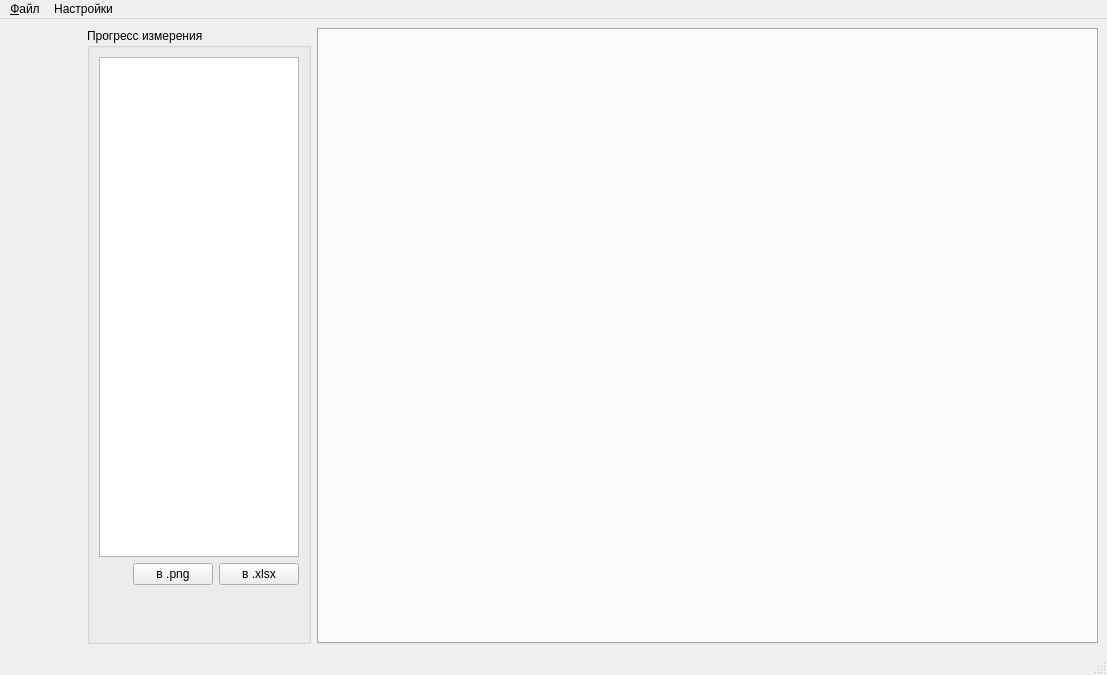
Old version of the form mainwindow.ui in the repository igrekus/out_pow_measure2.
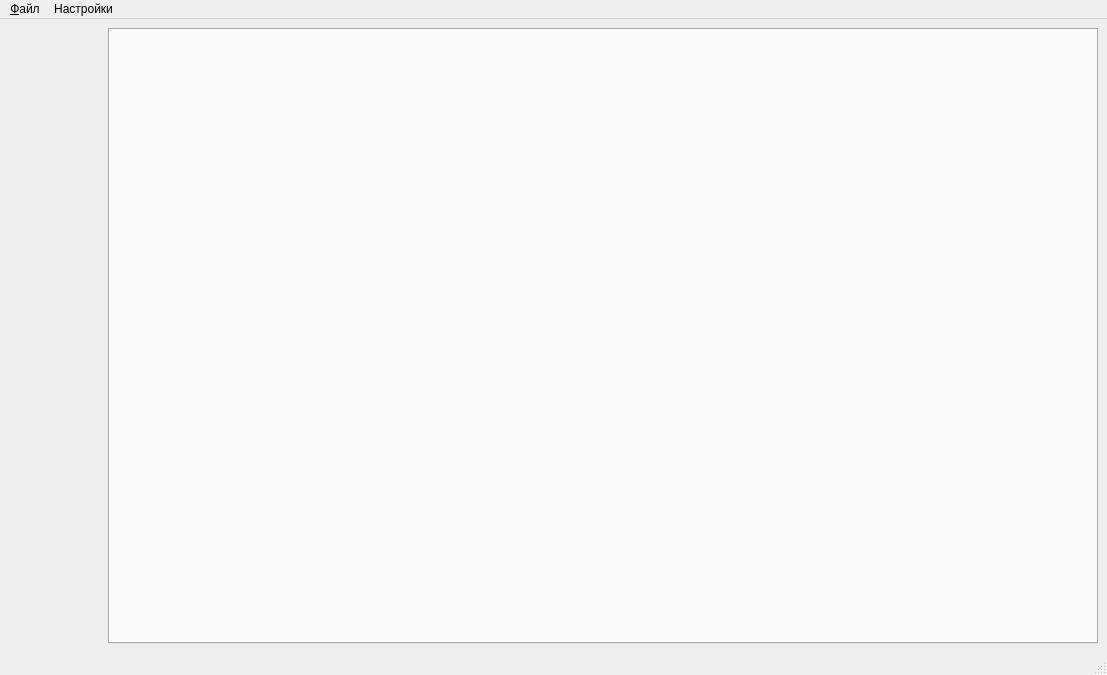
New version of the form.

Commit message: wip: add calibration widget stub

Patch:
```diff
--- a/mainwindow.ui
+++ b/mainwindow.ui
@@ -14,7 +14,7 @@
    <string>Измерение демодуляторов</string>
   </property>
   <widget class="QWidget" name="centralwidget">
-   <layout class="QHBoxLayout" name="horizontalLayout" stretch="1,1,10">
+   <layout class="QHBoxLayout" name="horizontalLayout" stretch="1,10">
     <item>
      <layout class="QVBoxLayout" name="layInstrs">
       <property name="spacing">
@@ -38,87 +38,6 @@
       </item>
      </layout>
     </item>
-    <item>
-     <widget class="QGroupBox" name="grpProgress">
-      <property name="title">
-       <string>Прогресс измерения</string>
-      </property>
-      <property name="checkable">
-       <bool>false</bool>
-      </property>
-      <layout class="QVBoxLayout" name="verticalLayout">
-       <item>
-        <widget class="QPlainTextEdit" name="pteditProgress">
-         <property name="sizePolicy">
-          <sizepolicy hsizetype="Minimum" vsizetype="Expanding">
-           <horstretch>0</horstretch>
-           <verstretch>0</verstretch>
-          </sizepolicy>
-         </property>
-         <property name="minimumSize">
-          <size>
-           <width>0</width>
-           <height>500</height>
-          </size>
-         </property>
-         <property name="maximumSize">
-          <size>
-           <width>200</width>
-           <height>16777215</height>
-          </size>
-         </property>
-        </widget>
-       </item>
-       <item>
-        <layout class="QHBoxLayout" name="horizontalLayout_2">
-         <item>
-          <spacer name="horizontalSpacer">
-           <property name="orientation">
-            <enum>Qt::Horizontal</enum>
-           </property>
-           <property name="sizeHint" stdset="0">
-            <size>
-             <width>40</width>
-             <height>20</height>
-            </size>
-           </property>
-          </spacer>
-         </item>
-         <item>
-          <widget class="QPushButton" name="btnScreenShot">
-           <property name="text">
-            <string>в .png</string>
-           </property>
-          </widget>
-         </item>
-         <item>
-          <widget class="QPushButton" name="btnExcel">
-           <property name="text">
-            <string>в .xlsx</string>
-           </property>
-          </widget>
-         </item>
-        </layout>
-       </item>
-       <item>
-        <spacer name="verticalSpacer_2">
-         <property name="orientation">
-          <enum>Qt::Vertical</enum>
-         </property>
-         <property name="sizeType">
-          <enum>QSizePolicy::MinimumExpanding</enum>
-         </property>
-         <property name="sizeHint" stdset="0">
-          <size>
-           <width>20</width>
-           <height>40</height>
-          </size>
-         </property>
-        </spacer>
-       </item>
-      </layout>
-     </widget>
-    </item>
     <item>
      <widget class="QTabWidget" name="tabWidget">
       <property name="currentIndex">
```
The commit also changes 4 other files.
